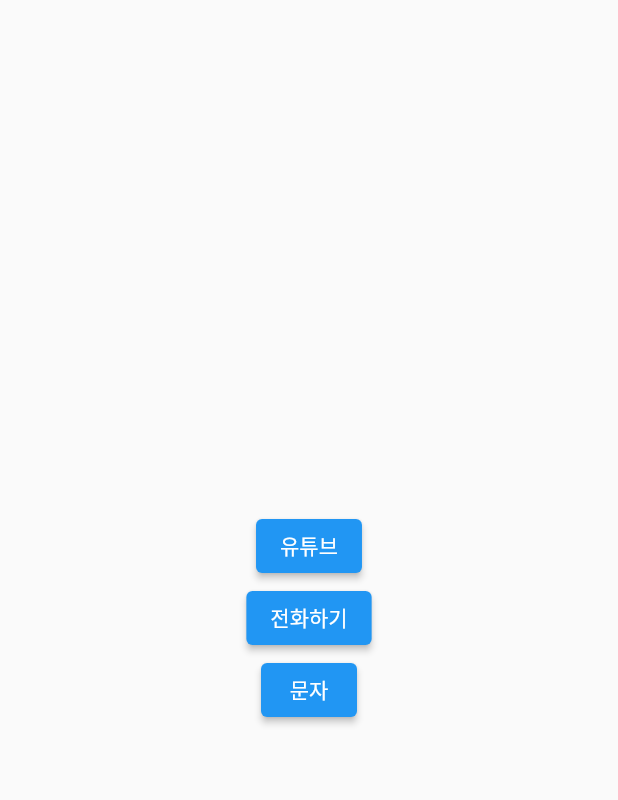
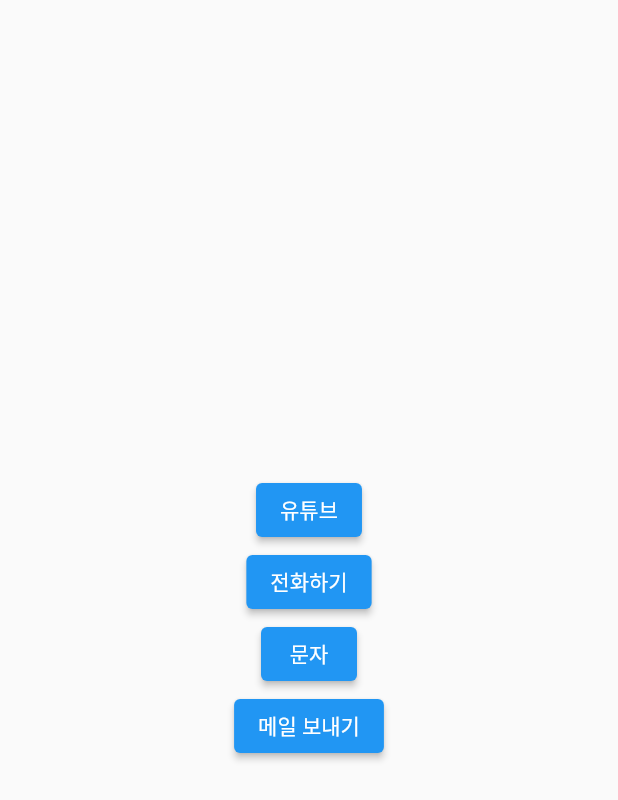
Before and after one commit to Yoochanhong/Flutter_Packages, a Flutter app: the screen it shows after launch, after a tap on "문자", on a phone screen of 412 x 824 dp. Shown: the top 800 px of the screen. Run offline on Flutter 3.47's test engine with Material 2 defaults, Android fonts, the phone set to English and light mode, and no system bars; our stand-ins replace battery_plus, flutter_native_splash.

Commit message:
메일 보내기 버튼 추가

```diff
--- a/urlLauncher/lib/main.dart
+++ b/urlLauncher/lib/main.dart
@@ -43,10 +43,18 @@
               child: Text('전화하기'),
             ),
             ElevatedButton(
-                onPressed: () {
-                  launchUrl(Uri.parse('sms: 010 6286 3930'));
-                },
-                child: Text('문자')),
+              onPressed: () {
+                launchUrl(Uri.parse('sms: 010 6286 3930'));
+              },
+              child: Text('문자'),
+            ),
+            ElevatedButton(
+              onPressed: () {
+                launchUrl(Uri.parse(
+                    'mailto: chanhongy6@naver.com?subject=Test&body=what'));
+              },
+              child: Text('메일 보내기'),
+            ),
           ],
         ),
       ),
```
